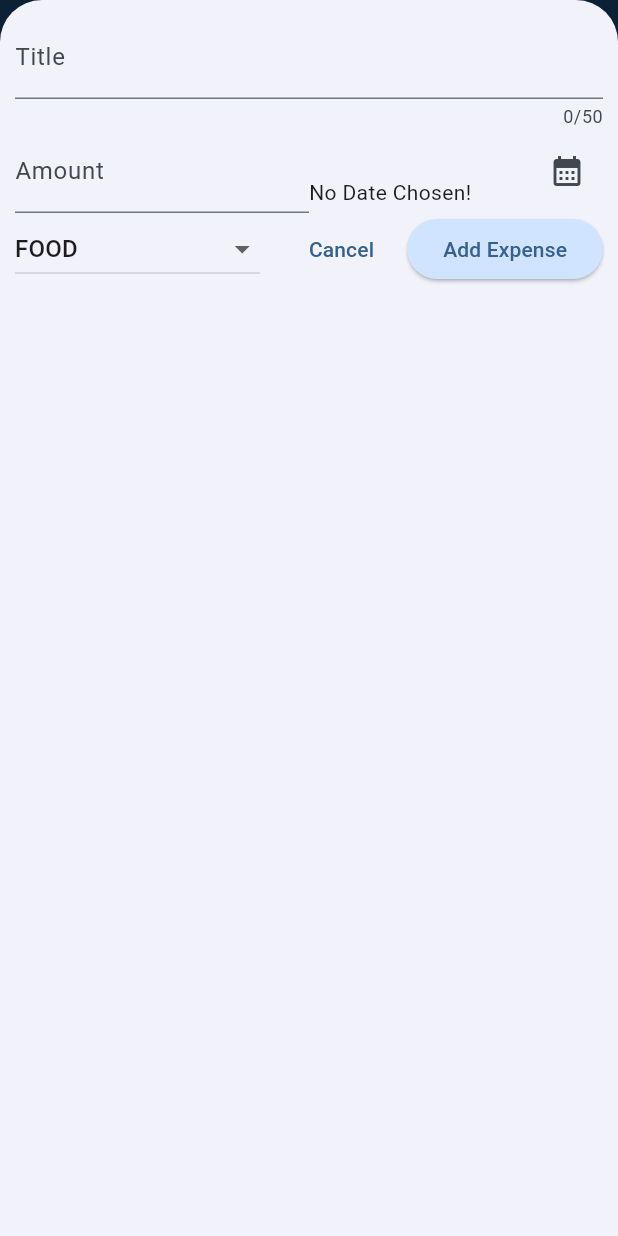
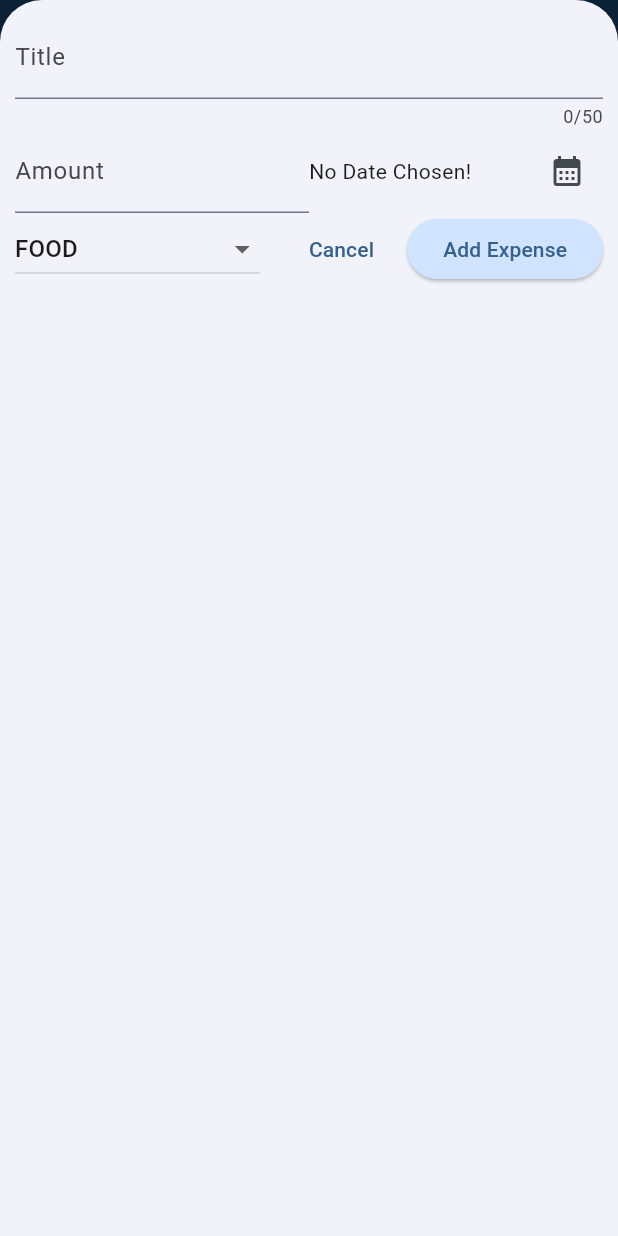
Before and after one commit to pawelkucia/expense-tracker, a Flutter app: the screen it shows after launch, after a tap on the "add" icon, on a phone screen of 412 x 824 dp. Run offline on Flutter 3.47's test engine with Material 3 defaults, Android fonts, the phone set to English and light mode, and no system bars.

Commit message:
RWD fixed.

```diff
--- a/lib/widgets/expenses.dart
+++ b/lib/widgets/expenses.dart
@@ -99,7 +99,6 @@ class _ExpensesState extends State<Expenses> {
           ? Column(
               children: [
                 Chart(expenses: _registeredExpenses),
-                SizedBox(height: 10),
                 Text(
                     'Total expenses: \$${_registeredExpenses.fold(0.0, (sum, item) => sum + item.amount)}'),
                 SizedBox(height: 10),
--- a/lib/widgets/new_expense.dart
+++ b/lib/widgets/new_expense.dart
@@ -118,13 +118,13 @@ class _NewExpenseState extends State<NewExpense> {
               children: [
                 if (width >= 600)
                   Row(
+                    crossAxisAlignment: CrossAxisAlignment.start,
                     children: [
                       Expanded(
                         child: TextField(
                           maxLength: 50,
                           decoration: InputDecoration(labelText: 'Title'),
                           controller: _titleController,
-                          onSubmitted: (_) => _submitData(),
                         ),
                       ),
                       SizedBox(width: 10),
@@ -136,7 +136,6 @@ class _NewExpenseState extends State<NewExpense> {
                           ),
                           controller: _amountController,
                           keyboardType: TextInputType.number,
-                          onSubmitted: (_) => _submitData(),
                         ),
                       ),
                     ],
@@ -146,11 +145,59 @@ class _NewExpenseState extends State<NewExpense> {
                     maxLength: 50,
                     decoration: InputDecoration(labelText: 'Title'),
                     controller: _titleController,
-                    onSubmitted: (_) => _submitData(),
                   ),
+                if (width >= 600)
                   Row(
+                    mainAxisAlignment: MainAxisAlignment.end,
+                    crossAxisAlignment: CrossAxisAlignment.center,
                     children: [
-                    if (width < 600)
+                      Expanded(
+                        child: DropdownButton(
+                          value: _selectedCategory,
+                          items: Category.values
+                              .map(
+                                (category) => DropdownMenuItem(
+                                  value: category,
+                                  child: Text(category.name.toUpperCase()),
+                                ),
+                              )
+                              .toList(),
+                          onChanged: (value) {
+                            if (value == null) {
+                              return;
+                            }
+                            setState(() {
+                              _selectedCategory = value;
+                            });
+                          },
+                        ),
+                      ),
+                      Expanded(
+                        child: Row(
+                          mainAxisAlignment: MainAxisAlignment.end,
+                          crossAxisAlignment: CrossAxisAlignment.center,
+                          children: [
+                            Expanded(
+                              child: Text(
+                                _selectedDate == null
+                                    ? 'No Date Chosen!'
+                                    : formatter.format(_selectedDate!),
+                              ),
+                            ),
+                            IconButton(
+                              onPressed: _presentDatePicker,
+                              icon: Icon(Icons.calendar_month),
+                            ),
+                          ],
+                        ),
+                      ),
+                    ],
+                  )
+                else
+                  Row(
+                    mainAxisAlignment: MainAxisAlignment.end,
+                    crossAxisAlignment: CrossAxisAlignment.center,
+                    children: [
                       Expanded(
                         child: TextField(
                           decoration: InputDecoration(
@@ -159,13 +206,12 @@ class _NewExpenseState extends State<NewExpense> {
                           ),
                           controller: _amountController,
                           keyboardType: TextInputType.number,
-                          onSubmitted: (_) => _submitData(),
                         ),
                       ),
                       Expanded(
                         child: Row(
                           mainAxisAlignment: MainAxisAlignment.end,
-                        crossAxisAlignment: CrossAxisAlignment.end,
+                          crossAxisAlignment: CrossAxisAlignment.center,
                           children: [
                             Expanded(
                               child: Text(
@@ -185,6 +231,7 @@ class _NewExpenseState extends State<NewExpense> {
                   ),
                 Row(
                   children: [
+                    if (width < 600)
                       DropdownButton(
                         value: _selectedCategory,
                         items: Category.values
```
Lines whose indentation alone changed are shown as unchanged.
